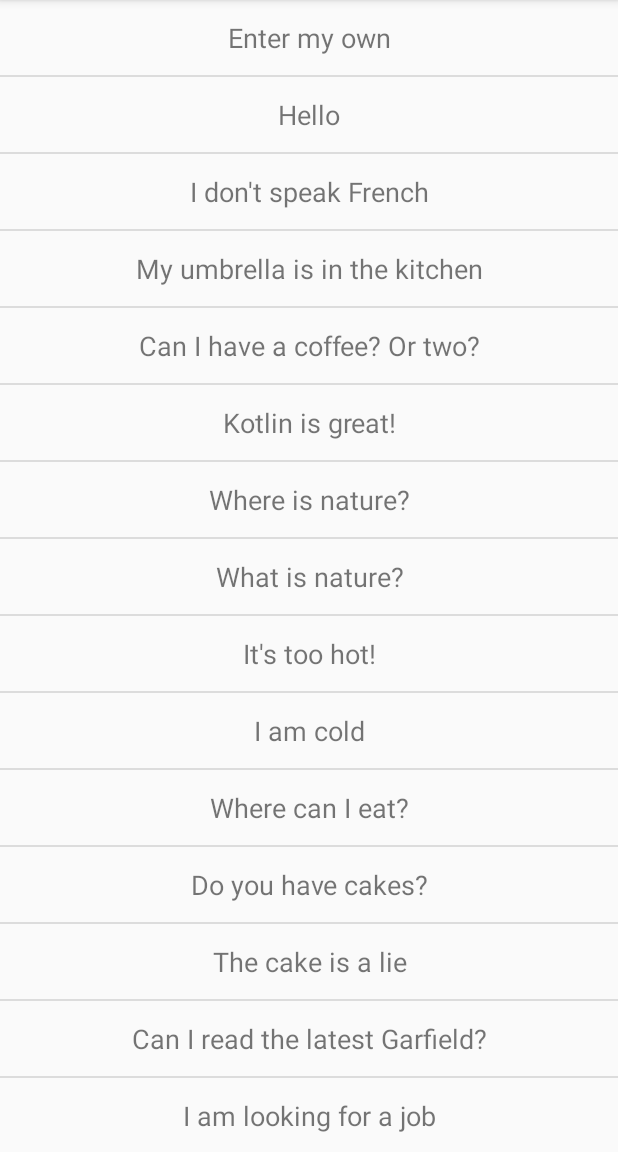
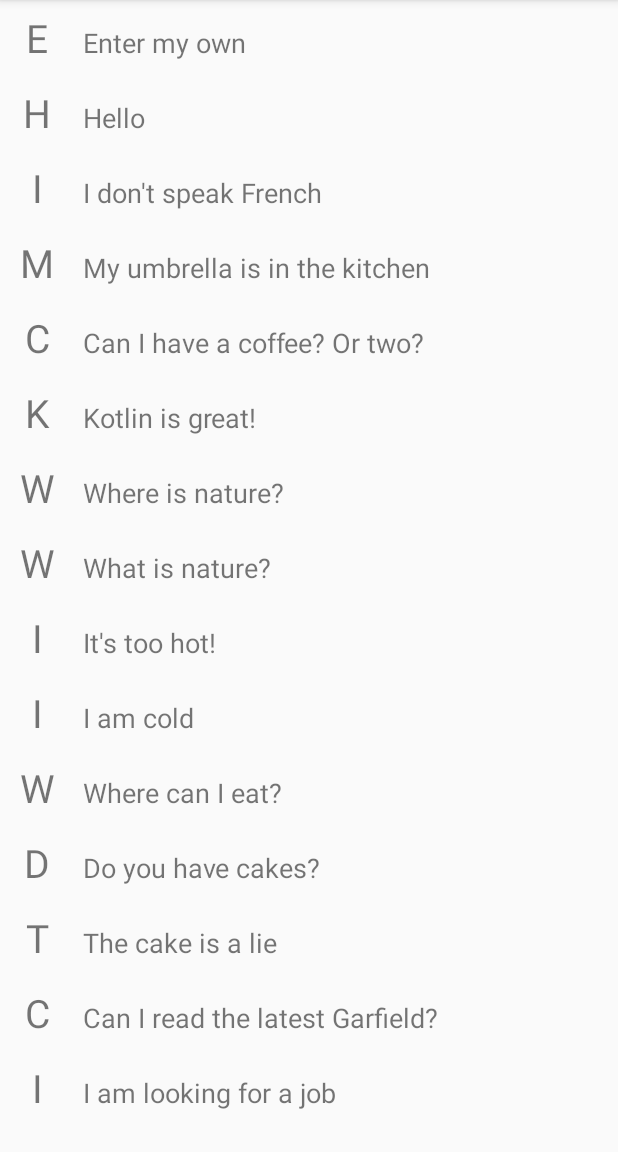
Before and after one commit to mfaust35/translation_dummy_mf, an Android app: the screen it shows after launch (SelectActivity), on a phone screen of 412 x 824 dp, the part 84-1236 px from its top. Run offline under Robolectric (Android 15) with nearby library versions, the phone set to English and light mode, and no system bars.

Commit message:
Feature Update list view to recycler view
---------------
+ Create a recycle view adapter
+ Change layout used to display sentences
+ Use RecyclerView in activity Select

```diff
--- /dev/null
+++ b/app/src/main/java/com/faust/m/td/Extension.kt
@@ -0,0 +1,10 @@
+package com.faust.m.td
+
+import android.view.LayoutInflater
+import android.view.View
+import android.view.ViewGroup
+import androidx.annotation.LayoutRes
+
+fun ViewGroup.inflate(@LayoutRes layoutRes: Int, attachToRoot: Boolean = false): View {
+    return LayoutInflater.from(context).inflate(layoutRes, this, attachToRoot)
+}
--- /dev/null
+++ b/app/src/main/java/com/faust/m/td/RecyclerAdapterTranslation.kt
@@ -0,0 +1,53 @@
+package com.faust.m.td
+
+import android.view.View
+import android.view.ViewGroup
+import android.widget.TextView
+import androidx.recyclerview.widget.RecyclerView
+import org.jetbrains.anko.find
+
+class RecyclerAdapterTranslation(values: Collection<String>) :
+     RecyclerView.Adapter<RecyclerAdapterTranslation.TranslationHolder>() {
+
+    private val mTranslations: MutableList<String> = ArrayList(values)
+    var onItemClickListener: ((tSentence: String) -> Unit)? = null
+
+    override fun onCreateViewHolder(parent: ViewGroup, viewType: Int): TranslationHolder {
+        val inflatedView = parent.inflate(R.layout.recycler_view_translation, false)
+        return TranslationHolder(inflatedView)
+    }
+
+    override fun getItemCount(): Int {
+        return mTranslations.size
+    }
+
+    override fun onBindViewHolder(holder: TranslationHolder, position: Int) {
+        val translation = mTranslations[position]
+        holder.bindTranslation(translation)
+    }
+
+    inner class TranslationHolder(private val view: View): RecyclerView.ViewHolder(view) {
+
+        private var highlight: TextView = view.find(R.id.recycler_view_translation_highlight)
+        private var sentence: TextView = view.find(R.id.recycler_view_translation_sentence)
+
+        fun bindTranslation(translation: String) {
+            displayTranslation(translation)
+            registerOnClickListener(translation)
+        }
+        private fun displayTranslation(translation: String) {
+            when {
+                translation.isNotEmpty() -> {
+                    highlight.text = translation.subSequence(0, 1)
+                    sentence.text = translation }
+                else -> {
+                    // TODO: memory impact `get string from context on each bind` vs `initialize strings once`
+                    highlight.text = highlight.context.getString(R.string.select_ac_recycler_view_translation_no_highlight)
+                    sentence.text = sentence.context.getString(R.string.select_ac_recycler_view_translation_no_sentence) }
+            }
+        }
+        private fun registerOnClickListener(translation: String) {
+            view.setOnClickListener { onItemClickListener?.invoke(translation) }
+        }
+    }
+}
--- a/app/src/main/java/com/faust/m/td/activities/SelectActivity.kt
+++ b/app/src/main/java/com/faust/m/td/activities/SelectActivity.kt
@@ -2,9 +2,10 @@ package com.faust.m.td.activities
 
 import android.content.Intent
 import android.os.Bundle
-import android.widget.ArrayAdapter
 import androidx.appcompat.app.AppCompatActivity
+import androidx.recyclerview.widget.LinearLayoutManager
 import com.faust.m.td.R
+import com.faust.m.td.RecyclerAdapterTranslation
 import com.faust.m.td.alertTranslation
 import kotlinx.android.synthetic.main.activity_select.*
 
@@ -14,13 +15,14 @@ class SelectActivity: AppCompatActivity() {
         super.onCreate(savedInstanceState)
         setContentView(R.layout.activity_select)
 
-        val tSentences:Array<String> = resources.getStringArray(R.array.sentences)
-        val tAdapter = ArrayAdapter(this, R.layout.select_sentence_item, tSentences)
-
-        selectListViewSentences.adapter = tAdapter
-        selectListViewSentences.setOnItemClickListener { _, _, position, _ ->
-            val tSentence = tAdapter.getItem(position) as String
-            when (tSentence) {
+        recyclerViewTranslation.layoutManager = LinearLayoutManager(this)
+        recyclerViewTranslation.adapter = translationAdapter()
+    }
+    private fun translationAdapter(): RecyclerAdapterTranslation {
+        val rTranslationAdapter =
+            RecyclerAdapterTranslation(resources.getStringArray(R.array.sentences).toList())
+        rTranslationAdapter.onItemClickListener = { tSentence: String ->
+            when(tSentence) {
                 getString(R.string.input_sentence) -> {
                     val intent = Intent(this, InputActivity::class.java)
                     startActivity(intent)
@@ -28,5 +30,6 @@ class SelectActivity: AppCompatActivity() {
                 else -> alertTranslation(tSentence)
             }
         }
+        return rTranslationAdapter
     }
 }
--- a/app/src/main/res/layout/activity_select.xml
+++ b/app/src/main/res/layout/activity_select.xml
@@ -6,9 +6,10 @@
         android:layout_height="match_parent"
         tools:context=".activities.SelectActivity">
 
-    <ListView
-            android:id="@+id/selectListViewSentences"
+    <androidx.recyclerview.widget.RecyclerView
+            android:id="@+id/recyclerViewTranslation"
             android:layout_width="match_parent"
-            android:layout_height="match_parent" />
+            android:layout_height="match_parent"
+            android:scrollbars="vertical"/>
 
 </androidx.constraintlayout.widget.ConstraintLayout>
--- /dev/null
+++ b/app/src/main/res/layout/recycler_view_translation.xml
@@ -0,0 +1,26 @@
+<?xml version="1.0" encoding="utf-8"?>
+<LinearLayout xmlns:android="http://schemas.android.com/apk/res/android"
+        android:orientation="horizontal"
+        android:layout_width="match_parent"
+        android:layout_height="wrap_content">
+
+    <TextView
+            android:id="@+id/recycler_view_translation_highlight"
+            android:layout_width="@dimen/highlight_width"
+            android:layout_height="wrap_content"
+            android:minHeight="@dimen/min_height"
+            android:padding="@dimen/padding"
+            android:gravity="center"
+            android:text="@string/select_ac_recycler_view_translation_no_highlight"
+            android:textSize="@dimen/text_size_highlight" />
+
+    <TextView
+            android:id="@+id/recycler_view_translation_sentence"
+            android:layout_width="match_parent"
+            android:layout_height="wrap_content"
+            android:minHeight="@dimen/min_height"
+            android:padding="@dimen/padding"
+            android:text="@string/select_ac_recycler_view_translation_no_sentence"
+            android:textSize="@dimen/text_size" />
+
+</LinearLayout>
--- a/app/src/main/res/layout/select_sentence_item.xml
+++ /dev/null
@@ -1,10 +0,0 @@
-<?xml version="1.0" encoding="utf-8"?>
-
-<TextView xmlns:android="http://schemas.android.com/apk/res/android"
-        android:id="@+id/textView"
-        android:layout_width="match_parent"
-        android:layout_height="wrap_content"
-        android:gravity="center"
-        android:minHeight="@dimen/min_height"
-        android:padding="@dimen/padding"
-        android:textSize="@dimen/text_size" />
--- a/app/src/main/res/values/dimensions.xml
+++ b/app/src/main/res/values/dimensions.xml
@@ -4,5 +4,7 @@
     <dimen name="min_height">50dp</dimen>
     <dimen name="padding">5dp</dimen>
     <dimen name="text_size">18sp</dimen>
+    <dimen name="text_size_highlight">26sp</dimen>
+    <dimen name="highlight_width">50dp</dimen>
 
 </resources>
--- a/app/src/main/res/values/strings.xml
+++ b/app/src/main/res/values/strings.xml
@@ -21,6 +21,8 @@
     <string name="select_ac_dialog_translate_title">Result</string>
     <string name="select_ac_dialog_translate_message">Translating \"%1$s\"\n\nIn %2$s, you should say:\n\"%3$s\"</string>
     <string name="select_ac_dialog_translate_positive_button">Thank you</string>
+    <string name="select_ac_recycler_view_translation_no_highlight">"?"</string>
+    <string name="select_ac_recycler_view_translation_no_sentence">error</string>
 
     <string name="input_hint_sentence_to_translate">Sentence to translate</string>
     <string name="input_translate">Translate</string>
```
